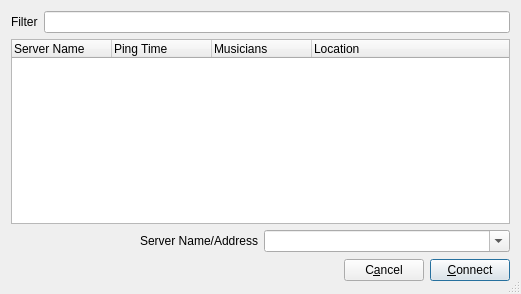
Old version of the form src/connectdlgbase.ui in the repository jamulussoftware/jamulus.
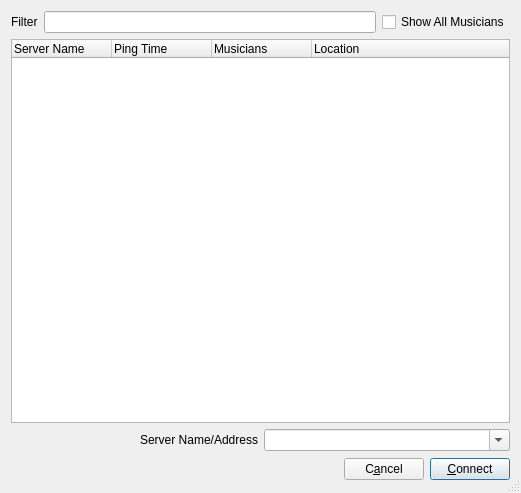
New version of the form. Icons and pictures are not drawn.

Commit message: added a "Show All Musicians" check box in the server list

Diff of the .ui file:
```diff
--- a/src/connectdlgbase.ui
+++ b/src/connectdlgbase.ui
@@ -7,7 +7,7 @@
     <x>0</x>
     <y>0</y>
     <width>521</width>
-    <height>294</height>
+    <height>493</height>
    </rect>
   </property>
   <property name="windowTitle">
@@ -39,6 +39,13 @@
      <item>
       <widget class="QLineEdit" name="edtFilter"/>
      </item>
+     <item>
+      <widget class="QCheckBox" name="chbExpandAll">
+       <property name="text">
+        <string>Show All Musicians</string>
+       </property>
+      </widget>
+     </item>
     </layout>
    </item>
    <item>
```
The commit also changes 2 other files.
